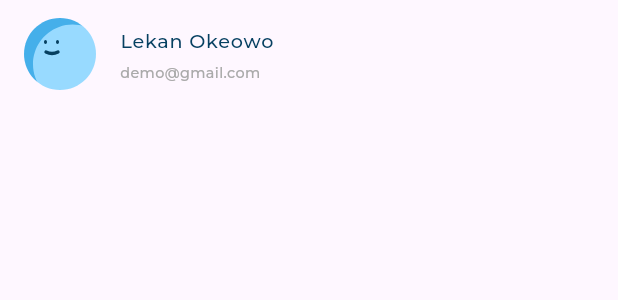
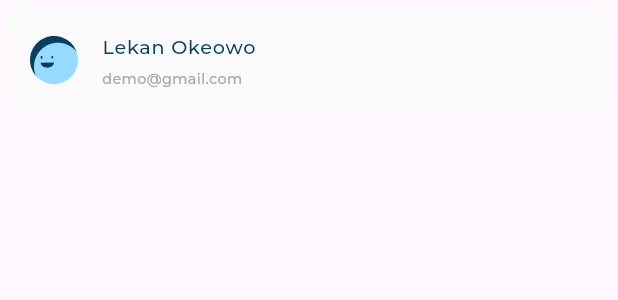
Before and after one commit to hashem2770/New-Responsive-Dashboard, a Flutter app: the UserInfoListTile widget shown alone on an empty page, opened directly, on a phone screen of 412 x 824 dp. Shown: the top 300 px of the screen. Run offline on Flutter 3.47's test engine with Material 3 defaults, Android fonts, the phone set to English and light mode, and no system bars; our stand-ins replace flutter_svg; project files that could hold a hidden picture were left out.

Commit message:
update user_info_list_tile.dart

```diff
--- a/lib/views/widgets/custom_drawer.dart
+++ b/lib/views/widgets/custom_drawer.dart
@@ -15,7 +15,7 @@ class CustomDrawer extends StatelessWidget {
         children: [
           UserInfoListTile(
             userInfoListTileModel: UserInfoListTileModel(
-              icon: Assets.imagesAvatar1,
+              icon: Assets.imagesAvatar3,
               label: 'Lekan Okeowo',
               email: 'demo@gmail.com',
             ),
--- a/lib/views/widgets/user_info_list_tile.dart
+++ b/lib/views/widgets/user_info_list_tile.dart
@@ -9,7 +9,10 @@ class UserInfoListTile extends StatelessWidget {
  final UserInfoListTileModel userInfoListTileModel;
   @override
   Widget build(BuildContext context) {
-    return ListTile(
+    return Card(
+      elevation: 0,
+      color: const Color(0xffFAFAFA),
+      child: ListTile(
         leading: SvgPicture.asset(
         userInfoListTileModel.icon,
         ),
@@ -22,6 +25,7 @@ class UserInfoListTile extends StatelessWidget {
           userInfoListTileModel.email,
           style: AppStyles.styleRegular12(context),
         ),
+      ),
     );
   }
 }
```
Lines whose indentation alone changed are shown as unchanged.
